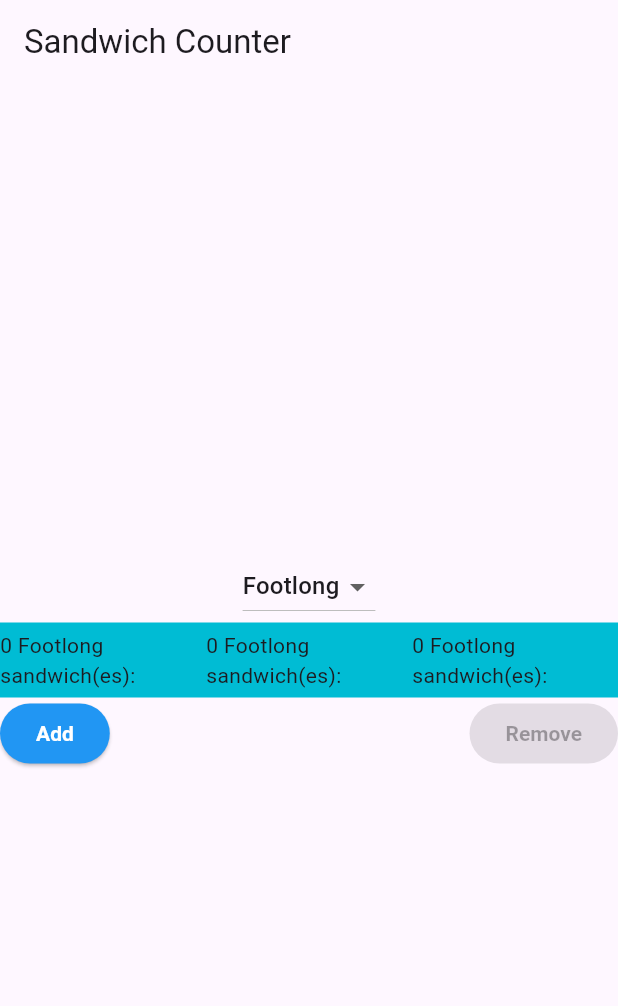
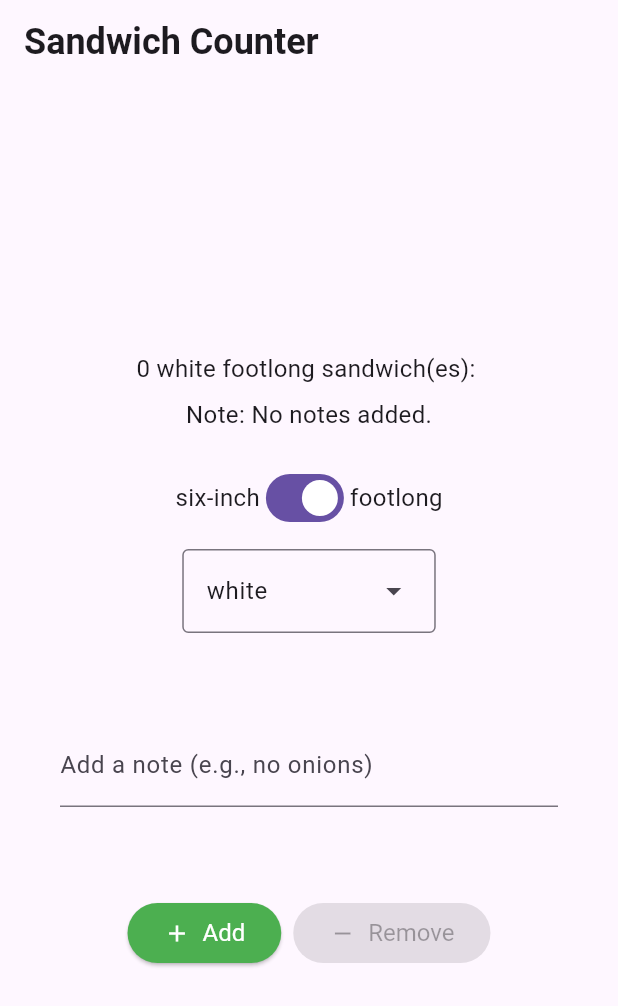
Before and after one commit to Pelz22/programming, a Flutter app: the screen it shows after launch, on a phone screen of 412 x 824 dp. Shown: the top 1006 px of the screen. Run offline on Flutter 3.47's test engine with Material 3 defaults, Android fonts, the phone set to English and light mode, and no system bars.

Commit message:
Restructure folder into views, view_models, and repositories, Add app_styles.dart for managing styles, Update main.dart to use app_styles.dart

```diff
--- a/sandwitch_shop/lib/main.dart
+++ b/sandwitch_shop/lib/main.dart
@@ -1,9 +1,11 @@
+
 import 'package:flutter/material.dart';
+import 'package:sandwich_shop/views/app_styles.dart';
+
+enum BreadType { white, wheat, wholemeal }
 
 void main() {
   runApp(const App());
-
-  // runApp(const MyApp());
 }
 
 class App extends StatelessWidget {
@@ -11,9 +13,9 @@ class App extends StatelessWidget {
 
   @override
   Widget build(BuildContext context) {
-    return MaterialApp(
+    return const MaterialApp(
       title: 'Sandwich Shop App',
-      home: OrderScreen(),
+      home: OrderScreen(maxQuantity: 5),
     );
   }
 }
@@ -31,73 +33,142 @@ class OrderScreen extends StatefulWidget {
 
 class _OrderScreenState extends State<OrderScreen> {
   int _quantity = 0;
-  String _selectedType = 'Footlong';
+  final TextEditingController _notesController = TextEditingController();
+  bool _isFootlong = true;
+  BreadType _selectedBreadType = BreadType.white;
 
-  void _increaseQuantity() {
+  @override
+  void initState() {
+    super.initState();
+    _notesController.addListener(() {
+      setState(() {});
+    });
+  }
+
+  @override
+  void dispose() {
+    _notesController.dispose();
+    super.dispose();
+  }
+
+  VoidCallback? _getIncreaseCallback() {
     if (_quantity < widget.maxQuantity) {
-      setState(() => _quantity++);
+      return () {
+        setState(() => _quantity++);
+      };
+    }
+    return null;
+  }
+
+  VoidCallback? _getDecreaseCallback() {
+    if (_quantity > 0) {
+      return () {
+        setState(() => _quantity--);
+      };
+    }
+    return null;
+  }
+
+  void _onSandwichTypeChanged(bool value) {
+    setState(() => _isFootlong = value);
+  }
+
+  void _onBreadTypeSelected(BreadType? value) {
+    if (value != null) {
+      setState(() => _selectedBreadType = value);
     }
   }
 
-  void _decreaseQuantity() {
-    if (_quantity > 0) {
-      setState(() => _quantity--);
+  List<DropdownMenuEntry<BreadType>> _buildDropdownEntries() {
+    List<DropdownMenuEntry<BreadType>> entries = [];
+    for (BreadType bread in BreadType.values) {
+      DropdownMenuEntry<BreadType> newEntry = DropdownMenuEntry<BreadType>(
+        value: bread,
+        label: bread.name,
+      );
+      entries.add(newEntry);
     }
+    return entries;
   }
 
   @override
   Widget build(BuildContext context) {
+    String sandwichType = 'footlong';
+    if (!_isFootlong) {
+      sandwichType = 'six-inch';
+    }
+
+    String noteForDisplay;
+    if (_notesController.text.isEmpty) {
+      noteForDisplay = 'No notes added.';
+    } else {
+      noteForDisplay = _notesController.text;
+    }
+
     return Scaffold(
       appBar: AppBar(
-        title: const Text('Sandwich Counter'),
+        title: const Text(
+          'Sandwich Counter',
+          style: heading1,
+        ),
       ),
       body: Center(
         child: Column(
           mainAxisAlignment: MainAxisAlignment.center,
           children: <Widget>[
-            DropdownButton<String>(
-              value: _selectedType,
-              items: <String>['Footlong', 'Six-inch']
-                  .map((type) => DropdownMenuItem(
-                        value: type,
-                        child: Text(type),
-                      ))
-                  .toList(),
-              onChanged: (value) {
-                setState(() {
-                  _selectedType = value!;
-                });
-              },
+            OrderItemDisplay(
+              quantity: _quantity,
+              itemType: sandwichType,
+              breadType: _selectedBreadType,
+              orderNote: noteForDisplay,
             ),
-            OrderItemDisplay(
-              _quantity,
-              _selectedType, // Use selected type
+            const SizedBox(height: 20),
+            Row(
+              mainAxisAlignment: MainAxisAlignment.center,
+              children: [
+                const Text('six-inch', style: normalText),
+                Switch(
+                  value: _isFootlong,
+                  onChanged: _onSandwichTypeChanged,
+                ),
+                const Text('footlong', style: normalText),
+              ],
             ),
+            const SizedBox(height: 10),
+            DropdownMenu<BreadType>(
+              textStyle: normalText,
+              initialSelection: _selectedBreadType,
+              onSelected: _onBreadTypeSelected,
+              dropdownMenuEntries: _buildDropdownEntries(),
+            ),
+            const SizedBox(height: 20),
+            Padding(
+              padding: const EdgeInsets.all(40.0),
+              child: TextField(
+                key: const Key('notes_textfield'),
+                controller: _notesController,
+                decoration: const InputDecoration(
+                  labelText: 'Add a note (e.g., no onions)',
+                ),
+              ),
+            ),
+            const SizedBox(height: 20),
             Row(
-              mainAxisAlignment: MainAxisAlignment.spaceBetween,
+              mainAxisAlignment: MainAxisAlignment.center,
               children: [
-                SizedBox(
-                  child: ElevatedButton(
-                    onPressed: _quantity < widget.maxQuantity ? _increaseQuantity : null,
-
-                    style: ElevatedButton.styleFrom(
-                      backgroundColor: Colors.blue,
-                      foregroundColor: Colors.white,
-                      textStyle: const TextStyle(fontWeight: FontWeight.bold),
-                    ),
-                    child: const Text('Add'),
-                  ),
+                StyledButton(
+                  onPressed: _getIncreaseCallback(),
+                  icon: Icons.add,
+                  label: 'Add',
+                  backgroundColor: Colors.green,
                 ),
-                ElevatedButton(
-                  onPressed: _quantity > 0 ? _decreaseQuantity : null,
-                  style: ElevatedButton.styleFrom(
-                    backgroundColor: Colors.red,
-                    foregroundColor: Colors.black,
-                    textStyle: const TextStyle(fontWeight: FontWeight.bold),
-                  ),
-                  child: const Text('Remove'),
+                const SizedBox(width: 8),
+                StyledButton(
+                  onPressed: _getDecreaseCallback(),
+                  icon: Icons.remove,
+                  label: 'Remove',
+                  backgroundColor: Colors.red,
                 ),
-
               ],
             ),
           ],
@@ -107,143 +178,73 @@ class _OrderScreenState extends State<OrderScreen> {
   }
 }
 
-class OrderItemDisplay extends StatelessWidget {
-  final String itemType;
-  final int quantity;
+class StyledButton extends StatelessWidget {
+  final VoidCallback? onPressed;
+  final IconData icon;
+  final String label;
+  final Color backgroundColor;
 
-  const OrderItemDisplay(this.quantity, this.itemType, {super.key});
+  const StyledButton({
+    super.key,
+    required this.onPressed,
+    required this.icon,
+    required this.label,
+    required this.backgroundColor,
+  });
 
   @override
   Widget build(BuildContext context) {
-    return Container(
-      color: Colors.cyan,
-      alignment: Alignment.center,
-      width: 800,
-      height: 50,
+    ButtonStyle myButtonStyle = ElevatedButton.styleFrom(
+      backgroundColor: backgroundColor,
+      foregroundColor: Colors.white,
+      textStyle: normalText,
+    );
+
+    return ElevatedButton(
+      onPressed: onPressed,
+      style: myButtonStyle,
       child: Row(
-        mainAxisAlignment: MainAxisAlignment.spaceEvenly,
         children: [
-          Expanded(
-            child: Text('$quantity $itemType sandwich(es): ${'🥪' * quantity}'),
-          ),
-          Expanded(
-            child: Text('$quantity $itemType sandwich(es): ${'🥪' * quantity}'),
-          ),
-          Expanded(
-            child: Text('$quantity $itemType sandwich(es): ${'🥪' * quantity}'),
-          ),
+          Icon(icon),
+          const SizedBox(width: 8),
+          Text(label),
         ],
       ),
     );
   }
 }
 
-class MyApp extends StatelessWidget {
-  const MyApp({super.key});
+class OrderItemDisplay extends StatelessWidget {
+  final int quantity;
+  final String itemType;
+  final BreadType breadType;
+  final String orderNote;
 
-  // This widget is the root of your application.
+  const OrderItemDisplay({
+    super.key,
+    required this.quantity,
+    required this.itemType,
+    required this.breadType,
+    required this.orderNote,
+  });
+
   @override
   Widget build(BuildContext context) {
-    return MaterialApp(
-      title: 'My Sandwich Shop',
-      theme: ThemeData(
-        // This is the theme of your application.
-        //
-        // TRY THIS: Try running your application with "flutter run". You'll see
-        // the application has a purple toolbar. Then, without quitting the app,
-        // try changing the seedColor in the colorScheme below to Colors.green
-        // and then invoke "hot reload" (save your changes or press the "hot
-        // reload" button in a Flutter-supported IDE, or press "r" if you used
-        // the command line to start the app).
-        //
-        // Notice that the counter didn't reset back to zero; the application
-        // state is not lost during the reload. To reset the state, use hot
-        // restart instead.
-        //
-        // This works for code too, not just values: Most code changes can be
-        // tested with just a hot reload.
-        colorScheme: ColorScheme.fromSeed(seedColor: Colors.deepPurple),
-      ),
-      home: const MyHomePage(title: 'My Sandwich Shop App'),
+    String displayText =
+        '$quantity ${breadType.name} $itemType sandwich(es): ${'🥪' * quantity}';
+
+    return Column(
+      children: [
+        Text(
+          displayText,
+          style: normalText,
+        ),
+        const SizedBox(height: 8),
+        Text(
+          'Note: $orderNote',
+          style: normalText,
+        ),
+      ],
     );
   }
 }
-
-class MyHomePage extends StatefulWidget {
-  const MyHomePage({super.key, required this.title});
-
-  // This widget is the home page of your application. It is stateful, meaning
-  // that it has a State object (defined below) that contains fields that affect
-  // how it looks.
-
-  // This class is the configuration for the state. It holds the values (in this
-  // case the title) provided by the parent (in this case the App widget) and
-  // used by the build method of the State. Fields in a Widget subclass are
-  // always marked "final".
-
-  final String title;
-
-  @override
-  State<MyHomePage> createState() => _MyHomePageState();
-}
-
-class _MyHomePageState extends State<MyHomePage> {
-  void _incrementCounter() {
-    setState(() {
-      // This call to setState tells the Flutter framework that something has
-      // changed in this State, which causes it to rerun the build method below
-      // so that the display can reflect the updated values. If we changed
-      // _counter without calling setState(), then the build method would not be
-      // called again, and so nothing would appear to happen.
-    });
-  }
-
-  @override
-  Widget build(BuildContext context) {
-    // This method is rerun every time setState is called, for instance as done
-    // by the _incrementCounter method above.
-    //
-    // The Flutter framework has been optimized to make rerunning build methods
-    // fast, so that you can just rebuild anything that needs updating rather
-    // than having to individually change instances of widgets.
-    return Scaffold(
-      appBar: AppBar(
-        // TRY THIS: Try changing the color here to a specific color (to
-        // Colors.amber, perhaps?) and trigger a hot reload to see the AppBar
-        // change color while the other colors stay the same.
-        backgroundColor: Theme.of(context).colorScheme.inversePrimary,
-        // Here we take the value from the MyHomePage object that was created by
-        // the App.build method, and use it to set our appbar title.
-        title: Text(widget.title),
-      ),
-      body: const Center(
-        // Center is a layout widget. It takes a single child and positions it
-        // in the middle of the parent.
-        child: Column(
-          // Column is also a layout widget. It takes a list of children and
-          // arranges them vertically. By default, it sizes itself to fit its
-          // children horizontally, and tries to be as tall as its parent.
-          //
-          // Column has various properties to control how it sizes itself and
-          // how it positions its children. Here we use mainAxisAlignment to
-          // center the children vertically; the main axis here is the vertical
-          // axis because Columns are vertical (the cross axis would be
-          // horizontal).
-          //
-          // TRY THIS: Invoke "debug painting" (choose the "Toggle Debug Paint"
-          // action in the IDE, or press "p" in the console), to see the
-          // wireframe for each widget.
-          mainAxisAlignment: MainAxisAlignment.center,
-          children: <Widget>[
-            Text('You have pushed the button this many times:'),
-          ],
-        ),
-      ),
-      floatingActionButton: FloatingActionButton(
-        onPressed: _incrementCounter,
-        tooltip: 'Increment',
-        child: const Icon(Icons.add),
-      ), // This trailing comma makes auto-formatting nicer for build methods.
-    );
-  }
-}
--- /dev/null
+++ b/sandwitch_shop/lib/views/app_styles.dart
@@ -0,0 +1,10 @@
+import 'package:flutter/material.dart';
+
+const TextStyle normalText = TextStyle(
+  fontSize: 16,
+);
+
+const heading1 = TextStyle(
+  fontSize: 24,
+  fontWeight: FontWeight.bold,
+);
```
